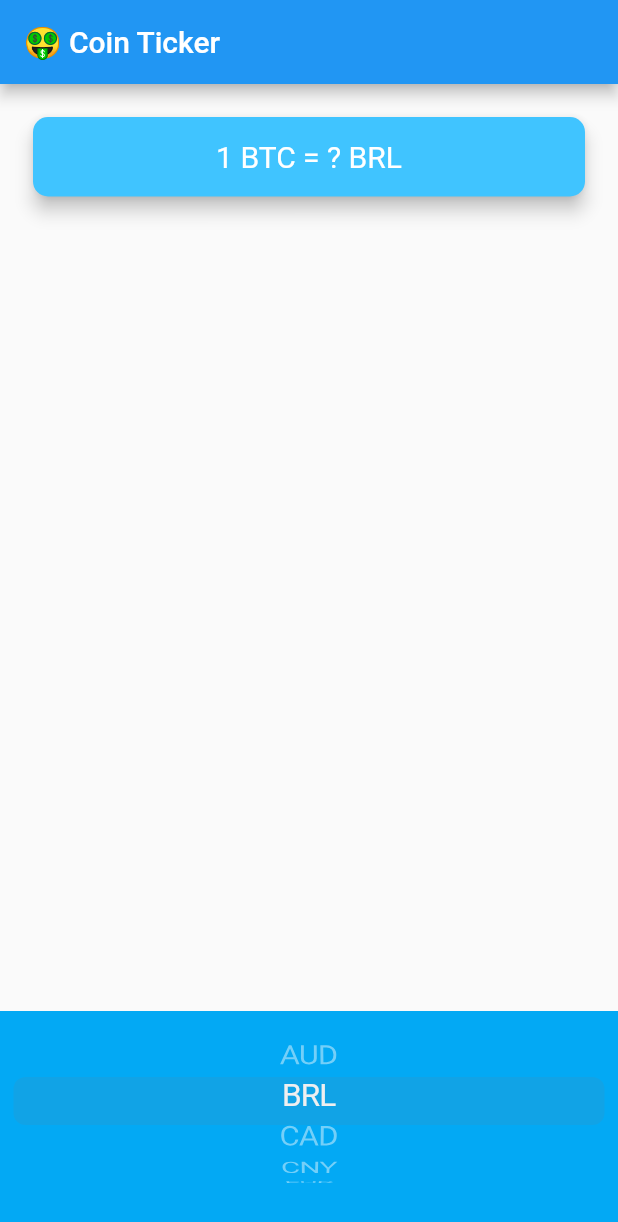
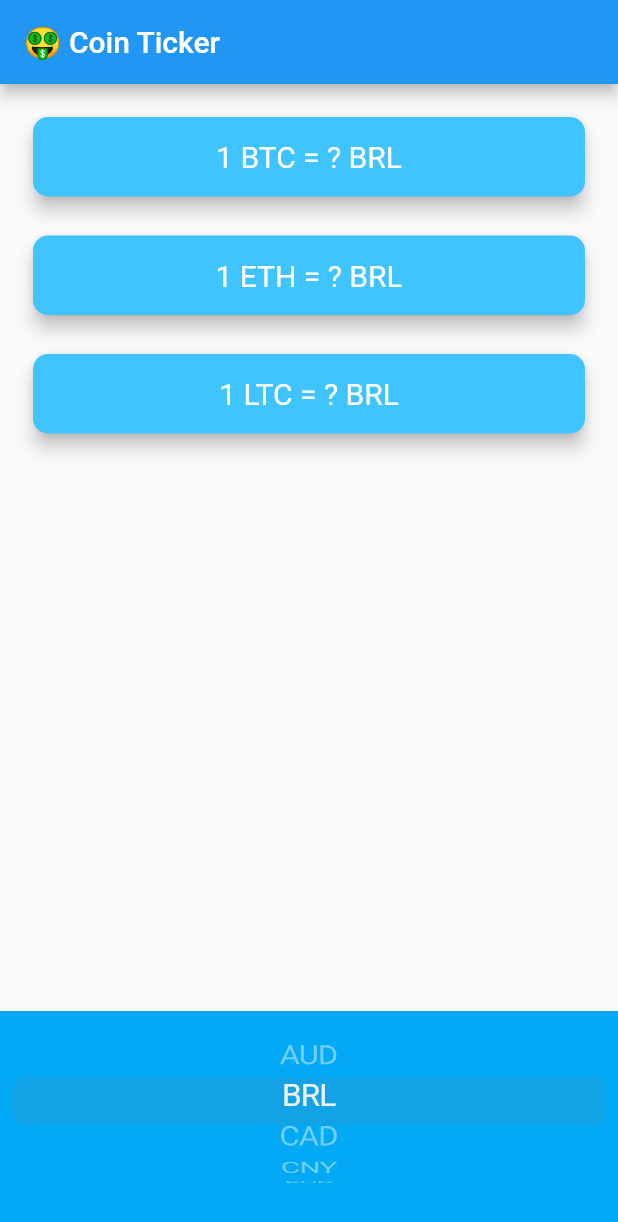
Before and after one commit to Heipi/FlutterBasicStudy, a Flutter app: the PriceScreen screen opened directly, after a tap on "BRL", on a phone screen of 412 x 824 dp. Shown: the top 1222 px of the screen. Run offline on Flutter 3.47's test engine with Material 2 defaults, Android fonts, the phone set to English and light mode, and no system bars; our stand-ins replace audioplayers, flutter_spinkit, font_awesome_flutter, geolocator, rflutter_alert; network calls fail.

Commit message:
coin data commit

```diff
--- a/lib/bitcoin/coin_data.dart
+++ b/lib/bitcoin/coin_data.dart
@@ -38,17 +38,23 @@ const apiKey = '7FA1E354-EBE6-4F9F-8A58-2558EAA6712B';
 class CoinData {
   //TODO: Create your getCoinData() method here.
 
-  Future getCoinData(String base, String quote) async {
-    String url = "$coinAPIURL/$base/$quote?apikey=$apiKey";
+  Future getCoinData(String quote) async {
+    Map<String, String> cryptoPrices = {};
+    for (String crypto in cryptoList) {
+      String url = "$coinAPIURL/$crypto/$quote?apikey=$apiKey";
       http.Response response = await http.get(url);
       if (response.statusCode == 200) {
         String data = response.body;
         var decodeData = jsonDecode(data);
-      var lastPrice = decodeData['rate'];
-      return lastPrice;
+        double lastPrice = decodeData['rate'];
+        cryptoPrices[crypto] = lastPrice.toStringAsFixed(0);
+//        return lastPrice;
       } else {
         print(response.statusCode);
+
         throw 'Problem with the get request';
       }
     }
+    return cryptoPrices;
   }
+}
--- a/lib/bitcoin/price_screen.dart
+++ b/lib/bitcoin/price_screen.dart
@@ -64,18 +64,42 @@ class _PriceScreenState extends State<PriceScreen> {
     getData();
   }
 
-  String bitcoinValue = '?';
+//  String bitcoinValue = '?';
+//  List<String> bitCoinValue = ['?', "?", "?"];
+  Map<String, String> bitCoinValues = {};
+  bool isWaiting = false;
   void getData() async {
+    isWaiting = true;
     try {
-      double data = await CoinData().getCoinData(base, selectedCurrency);
+//      double data = await CoinData().getCoinData(base, selectedCurrency);
+      var data = await CoinData().getCoinData(selectedCurrency);
+      isWaiting = false;
       setState(() {
-        bitcoinValue = data.toStringAsFixed(0);
+//        bitcoinValue = data.toStringAsFixed(0);
+        bitCoinValues = data;
       });
     } catch (e) {
       print(e);
     }
   }
 
+  ////For bonus points, create a method that loops through the cryptoList and generates a CryptoCard for each. Call makeCards() in the build() method instead of the Column with 3 CryptoCards.
+//  Column makeCards() {
+//    List<CryptoCard> cryptoCards = [];
+//    for (String crypto in cryptoList) {
+//      cryptoCards.add(
+//        CryptoCard(
+//          cryptoCurrency: crypto,
+//          selectedCurrency: selectedCurrency,
+//          value: isWaiting ? '?' : coinValues[crypto],
+//        ),
+//      );
+//    }
+//    return Column(
+//      crossAxisAlignment: CrossAxisAlignment.stretch,
+//      children: cryptoCards,
+//    );
+//  }
   @override
   Widget build(BuildContext context) {
     return Scaffold(
@@ -83,30 +107,25 @@ class _PriceScreenState extends State<PriceScreen> {
         title: Text('🤑 Coin Ticker'),
       ),
       body: Column(
-        mainAxisAlignment: MainAxisAlignment.spaceBetween,
+        mainAxisAlignment: MainAxisAlignment.spaceBetween, //spaceBetween
         crossAxisAlignment: CrossAxisAlignment.stretch,
         children: <Widget>[
-          Padding(
-            padding: const EdgeInsets.fromLTRB(18.0, 18.0, 18.0, 0),
-            child: Card(
-              color: Colors.lightBlueAccent,
-              elevation: 5.0,
-              shape: RoundedRectangleBorder(
-                borderRadius: BorderRadius.circular(10.0),
-              ),
-              child: Padding(
-                padding: const EdgeInsets.symmetric(
-                    vertical: 15.0, horizontal: 28.0),
-                child: Text(
-                  '1 BTC = $bitcoinValue $selectedCurrency',
-                  textAlign: TextAlign.center,
-                  style: TextStyle(
-                    fontSize: 20.0,
-                    color: Colors.white,
-                  ),
-                ),
-              ),
-            ),
+          Column(
+            crossAxisAlignment: CrossAxisAlignment.stretch,
+            children: <Widget>[
+              CryptoCard(
+                  crypto: cryptoList[0],
+                  bitcoinValue: isWaiting ? '?' : bitCoinValues['BTC'],
+                  selectedCurrency: selectedCurrency),
+              CryptoCard(
+                  crypto: cryptoList[1],
+                  bitcoinValue: isWaiting ? '?' : bitCoinValues[cryptoList[1]],
+                  selectedCurrency: selectedCurrency),
+              CryptoCard(
+                  crypto: cryptoList[2],
+                  bitcoinValue: isWaiting ? '?' : bitCoinValues[cryptoList[2]],
+                  selectedCurrency: selectedCurrency),
+            ],
           ),
           Container(
             height: 150,
@@ -121,3 +140,41 @@ class _PriceScreenState extends State<PriceScreen> {
     );
   }
 }
+
+class CryptoCard extends StatelessWidget {
+  const CryptoCard({
+    Key key,
+    @required this.crypto,
+    @required this.bitcoinValue,
+    @required this.selectedCurrency,
+  }) : super(key: key);
+
+  final String bitcoinValue;
+  final String selectedCurrency;
+  final String crypto;
+
+  @override
+  Widget build(BuildContext context) {
+    return Padding(
+      padding: const EdgeInsets.fromLTRB(18.0, 18.0, 18.0, 0),
+      child: Card(
+        color: Colors.lightBlueAccent,
+        elevation: 5.0,
+        shape: RoundedRectangleBorder(
+          borderRadius: BorderRadius.circular(10.0),
+        ),
+        child: Padding(
+          padding: const EdgeInsets.symmetric(vertical: 15.0, horizontal: 28.0),
+          child: Text(
+            '1 $crypto = $bitcoinValue $selectedCurrency',
+            textAlign: TextAlign.center,
+            style: TextStyle(
+              fontSize: 20.0,
+              color: Colors.white,
+            ),
+          ),
+        ),
+      ),
+    );
+  }
+}
```
Lines whose indentation alone changed are shown as unchanged.
